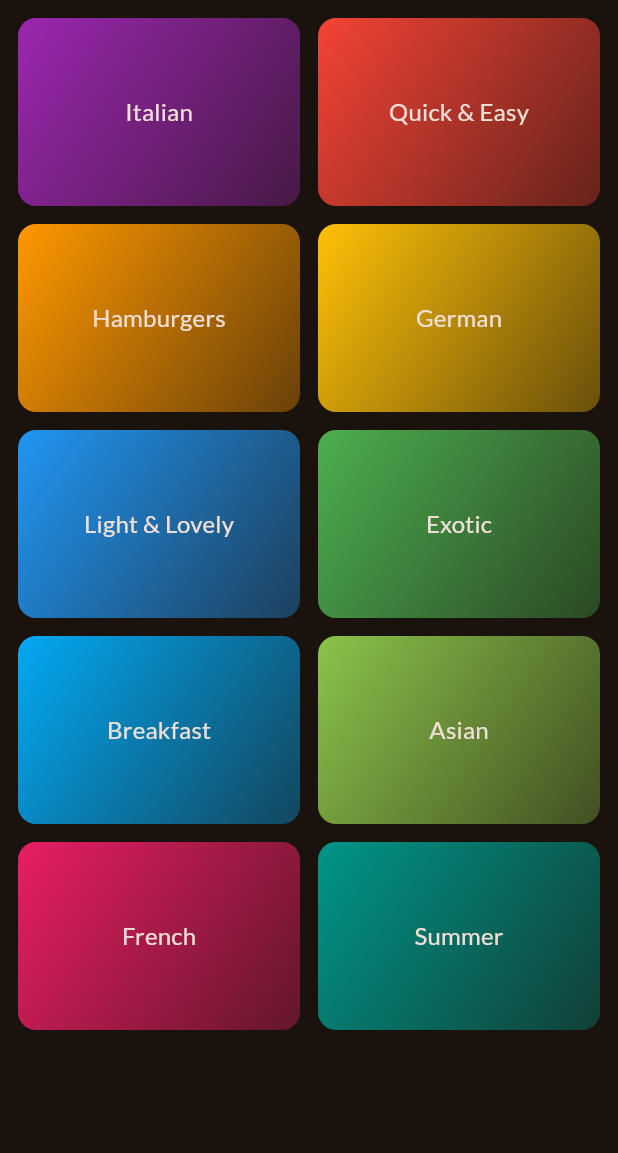
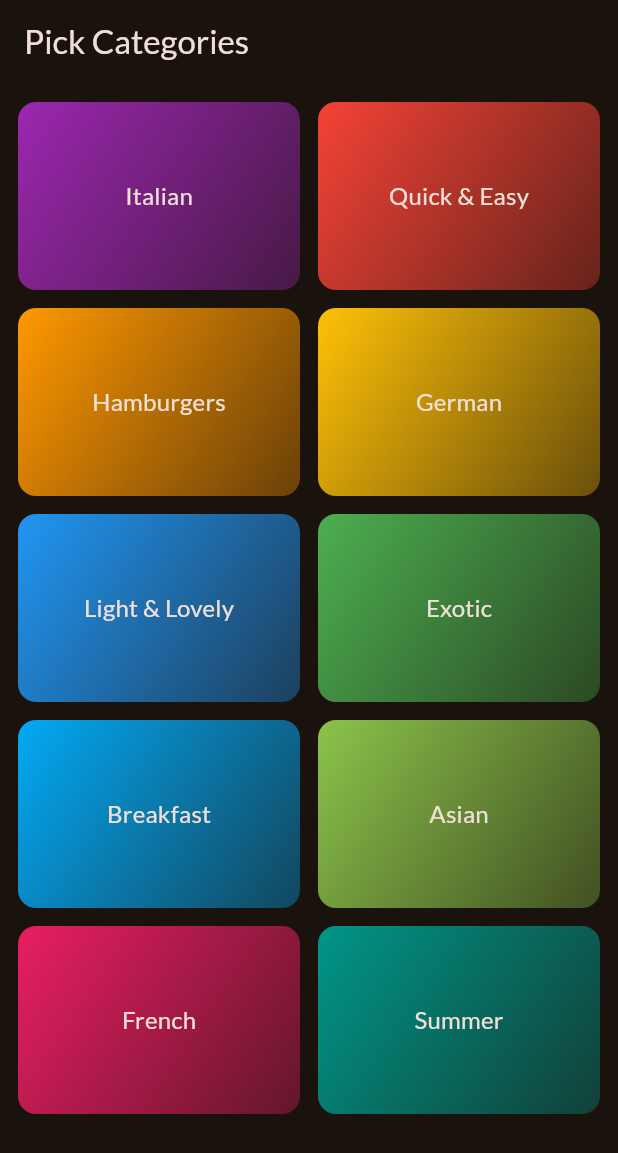
Before and after one commit to bhuphathi/meals_app, a Flutter app: the screen it shows after launch, on a phone screen of 412 x 824 dp. Shown: the top 1153 px of the screen. Run offline on Flutter 3.47's test engine with Material 2 defaults, Android fonts, the phone set to English and light mode, and no system bars; our stand-ins replace google_fonts, transparent_image.

Commit message:
feat: scaffold added to catefory screen

```diff
--- a/lib/screens/category_screen.dart
+++ b/lib/screens/category_screen.dart
@@ -23,7 +23,11 @@ class CategoryScreen extends StatelessWidget {
 
   @override
   Widget build(BuildContext context) {
-    return GridView(
+    return Scaffold(
+      appBar: AppBar(
+        title: const Text("Pick Categories"),
+      ),
+      body: GridView(
         gridDelegate: const SliverGridDelegateWithFixedCrossAxisCount(
           crossAxisCount: 2,
           childAspectRatio: 1.5,
@@ -40,6 +44,7 @@ class CategoryScreen extends StatelessWidget {
               },
             )
         ],
+      ),
     );
   }
 }
```
Lines whose indentation alone changed are shown as unchanged.
